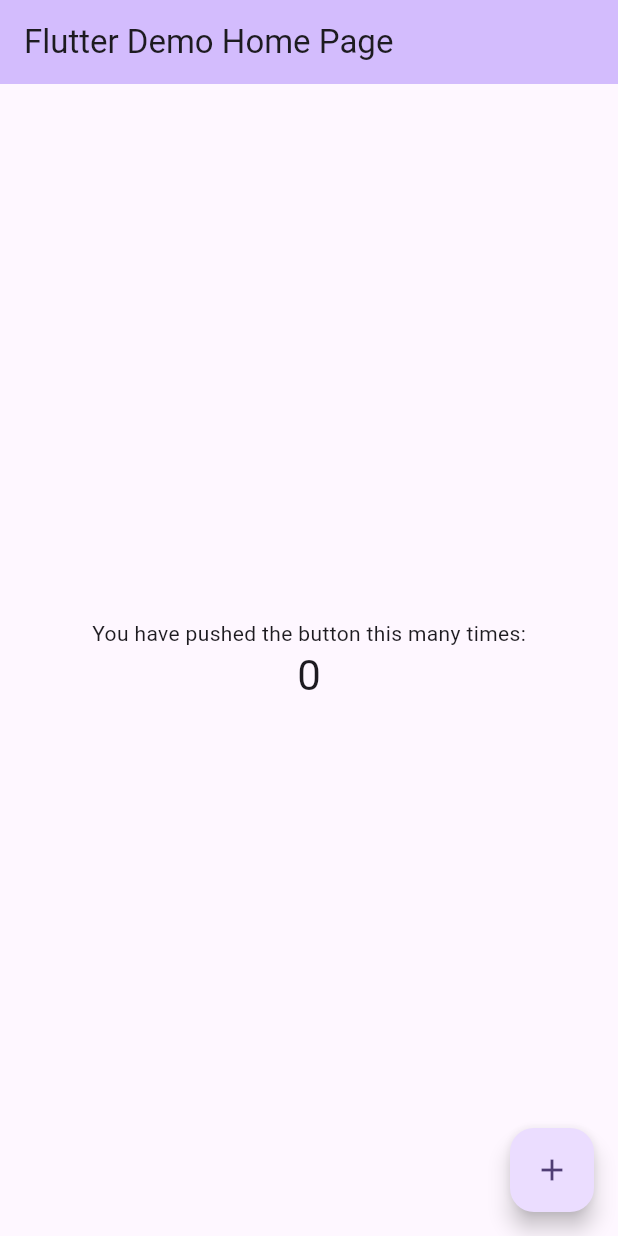
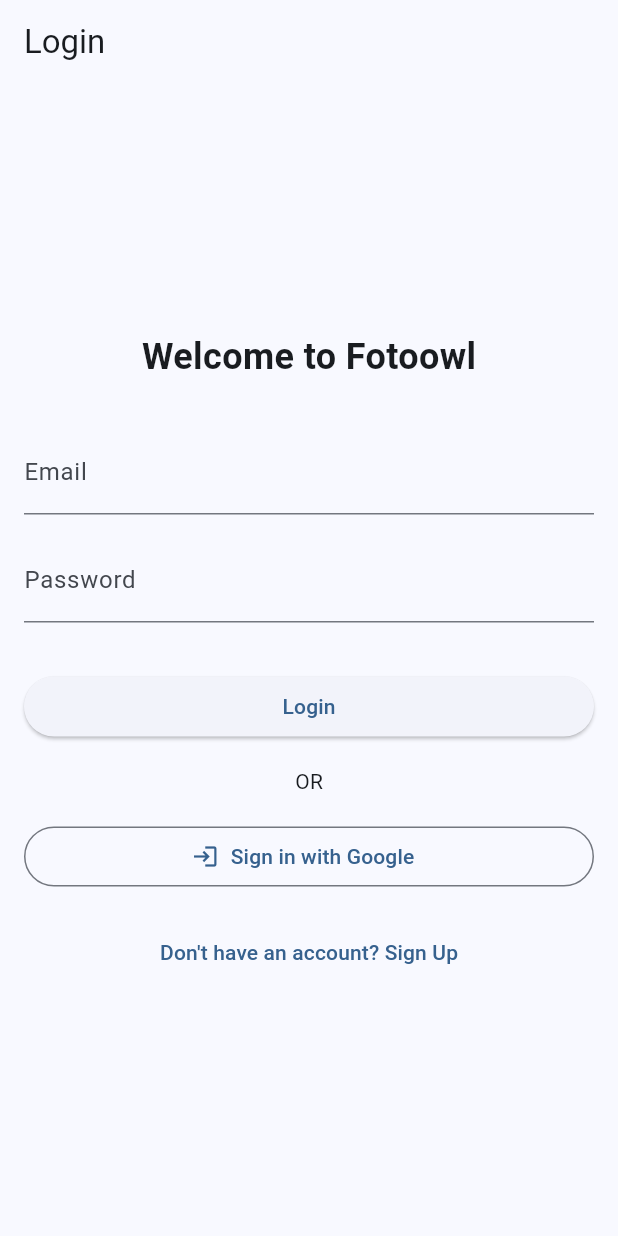
Before and after one commit to Koustav009/Kaptur, a Flutter app: the screen it shows after launch, on a phone screen of 412 x 824 dp. Run offline on Flutter 3.47's test engine with Material 3 defaults, Android fonts, the phone set to English and light mode, and no system bars; our stand-ins replace flutter_secure_storage, get, google_sign_in.

Commit message:
feat: initialize project structure with GetX state management and authentication services

```diff
--- /dev/null
+++ b/lib/controllers/auth_controller.dart
@@ -0,0 +1,125 @@
+import 'dart:convert';
+import 'package:fotoowlclone/services/auth_service.dart';
+import 'package:flutter_secure_storage/flutter_secure_storage.dart';
+import 'package:get/get.dart';
+import 'package:google_sign_in/google_sign_in.dart';
+
+/// AuthController manages the state of the user's login.
+/// It uses 'GetxController' so we can access it from anywhere in the app.
+class AuthController extends GetxController {
+  // Tools we need
+  final AuthService _authService = AuthService();
+  final FlutterSecureStorage _storage = const FlutterSecureStorage();
+  final GoogleSignIn _googleSignIn = GoogleSignIn(scopes: ['email']);
+
+  // Reactive variables (obs) - when these change, the UI updates automatically!
+  var isLoading = false.obs;
+  var isLoggedIn = false.obs;
+  var userToken = "".obs;
+
+  @override
+  void onInit() {
+    super.onInit();
+    // Check if the user is already logged in when the app starts.
+    checkLoginStatus();
+  }
+
+  /// Checks if a token exists in the secure storage.
+  void checkLoginStatus() async {
+    String? token = await _storage.read(key: "jwt_token");
+    if (token != null) {
+      userToken.value = token;
+      isLoggedIn.value = true;
+    }
+  }
+
+  /// Handles standard Email/Password Login.
+  Future<void> login(String email, String password) async {
+    try {
+      isLoading.value = true;
+      var response = await _authService.login(email, password);
+
+      if (response.statusCode == 200) {
+        var data = jsonDecode(response.body);
+        String token = data['accessToken'];
+
+        // Save token securely and update state.
+        await _storage.write(key: "jwt_token", value: token);
+        userToken.value = token;
+        isLoggedIn.value = true;
+
+        Get.snackbar("Success", "Login Successful!");
+        Get.offAllNamed('/home'); // Go to Home and remove all previous screens.
+      } else {
+        Get.snackbar("Error", "Invalid credentials. Please try again.");
+      }
+    } catch (e) {
+      Get.snackbar("Error", "Something went wrong. Please check your connection.");
+    } finally {
+      isLoading.value = false;
+    }
+  }
+
+  /// Handles Email/Password Registration.
+  Future<void> register(String name, String email, String password) async {
+    try {
+      isLoading.value = true;
+      var response = await _authService.register(name, email, password);
+
+      if (response.statusCode == 200) {
+        Get.snackbar("Success", "Account created! Please login.");
+        Get.toNamed('/login');
+      } else {
+        Get.snackbar("Error", response.body);
+      }
+    } catch (e) {
+      Get.snackbar("Error", "Could not create account.");
+    } finally {
+      isLoading.value = false;
+    }
+  }
+
+  /// Handles Native Google Sign In.
+  Future<void> signInWithGoogle() async {
+    try {
+      isLoading.value = true;
+      // 1. Trigger Google Sign In flow on the phone.
+      final GoogleSignInAccount? googleUser = await _googleSignIn.signIn();
+
+      if (googleUser != null) {
+        // 2. Send the user's Google info to our backend.
+        var response = await _authService.googleLogin(
+          name: googleUser.displayName ?? "",
+          email: googleUser.email,
+          id: googleUser.id,
+          photoUrl: googleUser.photoUrl,
+        );
+
+        if (response.statusCode == 200) {
+          var data = jsonDecode(response.body);
+          String token = data['accessToken'];
+
+          await _storage.write(key: "jwt_token", value: token);
+          userToken.value = token;
+          isLoggedIn.value = true;
+
+          Get.snackbar("Success", "Google Login Successful!");
+          Get.offAllNamed('/home');
+        }
+      }
+    } catch (e) {
+      Get.snackbar("Error", "Google Sign In failed.");
+    } finally {
+      isLoading.value = false;
+    }
+  }
+
+  /// Logs the user out.
+  void logout() async {
+    await _storage.delete(key: "jwt_token");
+    await _googleSignIn.signOut();
+    userToken.value = "";
+    isLoggedIn.value = false;
+    Get.offAllNamed('/login');
+  }
+}
--- a/lib/main.dart
+++ b/lib/main.dart
@@ -1,122 +1,37 @@
 import 'package:flutter/material.dart';
+import 'package:fotoowlclone/controllers/auth_controller.dart';
+import 'package:fotoowlclone/views/home_screen.dart';
+import 'package:fotoowlclone/views/login_screen.dart';
+import 'package:fotoowlclone/views/signup_screen.dart';
+import 'package:get/get.dart';
 
 void main() {
+  // 1. We put the AuthController into Get's memory so it's ready to use.
+  Get.put(AuthController());
+
   runApp(const MyApp());
 }
 
 class MyApp extends StatelessWidget {
   const MyApp({super.key});
 
-  // This widget is the root of your application.
   @override
   Widget build(BuildContext context) {
-    return MaterialApp(
-      title: 'Flutter Demo',
+    // 2. We use GetMaterialApp to enable GetX routing and features.
+    return GetMaterialApp(
+      title: 'Fotoowl Clone',
+      debugShowCheckedModeBanner: false,
       theme: ThemeData(
-        // This is the theme of your application.
-        //
-        // TRY THIS: Try running your application with "flutter run". You'll see
-        // the application has a purple toolbar. Then, without quitting the app,
-        // try changing the seedColor in the colorScheme below to Colors.green
-        // and then invoke "hot reload" (save your changes or press the "hot
-        // reload" button in a Flutter-supported IDE, or press "r" if you used
-        // the command line to start the app).
-        //
-        // Notice that the counter didn't reset back to zero; the application
-        // state is not lost during the reload. To reset the state, use hot
-        // restart instead.
-        //
-        // This works for code too, not just values: Most code changes can be
-        // tested with just a hot reload.
-        colorScheme: ColorScheme.fromSeed(seedColor: Colors.deepPurple),
+        colorScheme: ColorScheme.fromSeed(seedColor: Colors.blue),
+        useMaterial3: true, // Use modern Material 3 design.
       ),
-      home: const MyHomePage(title: 'Flutter Demo Home Page'),
+      // 3. Define the routes (URLs) for our screens.
+      initialRoute: '/login',
+      getPages: [
+        GetPage(name: '/login', page: () => LoginScreen()),
+        GetPage(name: '/signup', page: () => SignupScreen()),
+        GetPage(name: '/home', page: () => HomeScreen()),
+      ],
     );
   }
 }
-
-class MyHomePage extends StatefulWidget {
-  const MyHomePage({super.key, required this.title});
-
-  // This widget is the home page of your application. It is stateful, meaning
-  // that it has a State object (defined below) that contains fields that affect
-  // how it looks.
-
-  // This class is the configuration for the state. It holds the values (in this
-  // case the title) provided by the parent (in this case the App widget) and
-  // used by the build method of the State. Fields in a Widget subclass are
-  // always marked "final".
-
-  final String title;
-
-  @override
-  State<MyHomePage> createState() => _MyHomePageState();
-}
-
-class _MyHomePageState extends State<MyHomePage> {
-  int _counter = 0;
-
-  void _incrementCounter() {
-    setState(() {
-      // This call to setState tells the Flutter framework that something has
-      // changed in this State, which causes it to rerun the build method below
-      // so that the display can reflect the updated values. If we changed
-      // _counter without calling setState(), then the build method would not be
-      // called again, and so nothing would appear to happen.
-      _counter++;
-    });
-  }
-
-  @override
-  Widget build(BuildContext context) {
-    // This method is rerun every time setState is called, for instance as done
-    // by the _incrementCounter method above.
-    //
-    // The Flutter framework has been optimized to make rerunning build methods
-    // fast, so that you can just rebuild anything that needs updating rather
-    // than having to individually change instances of widgets.
-    return Scaffold(
-      appBar: AppBar(
-        // TRY THIS: Try changing the color here to a specific color (to
-        // Colors.amber, perhaps?) and trigger a hot reload to see the AppBar
-        // change color while the other colors stay the same.
-        backgroundColor: Theme.of(context).colorScheme.inversePrimary,
-        // Here we take the value from the MyHomePage object that was created by
-        // the App.build method, and use it to set our appbar title.
-        title: Text(widget.title),
-      ),
-      body: Center(
-        // Center is a layout widget. It takes a single child and positions it
-        // in the middle of the parent.
-        child: Column(
-          // Column is also a layout widget. It takes a list of children and
-          // arranges them vertically. By default, it sizes itself to fit its
-          // children horizontally, and tries to be as tall as its parent.
-          //
-          // Column has various properties to control how it sizes itself and
-          // how it positions its children. Here we use mainAxisAlignment to
-          // center the children vertically; the main axis here is the vertical
-          // axis because Columns are vertical (the cross axis would be
-          // horizontal).
-          //
-          // TRY THIS: Invoke "debug painting" (choose the "Toggle Debug Paint"
-          // action in the IDE, or press "p" in the console), to see the
-          // wireframe for each widget.
-          mainAxisAlignment: MainAxisAlignment.center,
-          children: <Widget>[
-            const Text('You have pushed the button this many times:'),
-            Text(
-              '$_counter',
-              style: Theme.of(context).textTheme.headlineMedium,
-            ),
-          ],
-        ),
-      ),
-      floatingActionButton: FloatingActionButton(
-        onPressed: _incrementCounter,
-        tooltip: 'Increment',
-        child: const Icon(Icons.add),
-      ), // This trailing comma makes auto-formatting nicer for build methods.
-    );
-  }
-}
--- /dev/null
+++ b/lib/services/auth_service.dart
@@ -0,0 +1,56 @@
+import 'dart:convert';
+import 'package:http/http.dart' as http;
+
+/// This service handles all the network requests to our Spring Boot Backend.
+/// We use the 'http' package to send POST requests.
+class AuthService {
+  // Use 10.0.2.2 for Android Emulator to reach your local machine's localhost.
+  static const String baseUrl = "http://10.0.2.2:8080/auth";
+
+  /// Sends login credentials to the backend.
+  Future<http.Response> login(String email, String password) async {
+    final response = await http.post(
+      Uri.parse('$baseUrl/login'),
+      headers: {'Content-Type': 'application/json'},
+      body: jsonEncode({
+        'email': email,
+        'password': password,
+      }),
+    );
+    return response;
+  }
+
+  /// Sends registration data to the backend.
+  Future<http.Response> register(String name, String email, String password) async {
+    final response = await http.post(
+      Uri.parse('$baseUrl/register'),
+      headers: {'Content-Type': 'application/json'},
+      body: jsonEncode({
+        'name': name,
+        'email': email,
+        'password': password,
+      }),
+    );
+    return response;
+  }
+
+  /// Sends Google User data to our backend to get a JWT.
+  Future<http.Response> googleLogin({
+    required String name,
+    required String email,
+    required String id,
+    String? photoUrl,
+  }) async {
+    final response = await http.post(
+      Uri.parse('$baseUrl/google'),
+      headers: {'Content-Type': 'application/json'},
+      body: jsonEncode({
+        'name': name,
+        'email': email,
+        'id': id,
+        'photoUrl': photoUrl,
+      }),
+    );
+    return response;
+  }
+}
--- /dev/null
+++ b/lib/views/login_screen.dart
@@ -0,0 +1,82 @@
+import 'package:flutter/material.dart';
+import 'package:fotoowlclone/controllers/auth_controller.dart';
+import 'package:get/get.dart';
+
+/// The Screen where users can log in with email/password or Google.
+class LoginScreen extends StatelessWidget {
+  // We use Get.find to get our AuthController instance.
+  final AuthController _authController = Get.find<AuthController>();
+
+  // Controllers for the text input fields.
+  final TextEditingController emailController = TextEditingController();
+  final TextEditingController passwordController = TextEditingController();
+
+  LoginScreen({super.key});
+
+  @override
+  Widget build(BuildContext context) {
+    return Scaffold(
+      appBar: AppBar(title: const Text("Login")),
+      body: Padding(
+        padding: const EdgeInsets.all(16.0),
+        child: Column(
+          mainAxisAlignment: MainAxisAlignment.center,
+          children: [
+            const Text(
+              "Welcome to Fotoowl",
+              style: TextStyle(fontSize: 24, fontWeight: FontWeight.bold),
+            ),
+            const SizedBox(height: 32),
+            TextField(
+              controller: emailController,
+              decoration: const InputDecoration(labelText: "Email"),
+            ),
+            const SizedBox(height: 16),
+            TextField(
+              controller: passwordController,
+              decoration: const InputDecoration(labelText: "Password"),
+              obscureText: true, // Hides the password
+            ),
+            const SizedBox(height: 32),
+
+            // Obx makes the button reactive. It listens to isLoading variable.
+            Obx(() => _authController.isLoading.value
+                ? const CircularProgressIndicator()
+                : SizedBox(
+                    width: double.infinity,
+                    child: ElevatedButton(
+                      onPressed: () {
+                        _authController.login(
+                          emailController.text.trim(),
+                          passwordController.text.trim(),
+                        );
+                      },
+                      child: const Text("Login"),
+                    ),
+                  )),
+
+            const SizedBox(height: 16),
+            const Text("OR"),
+            const SizedBox(height: 16),
+
+            // Google Login Button
+            SizedBox(
+              width: double.infinity,
+              child: OutlinedButton.icon(
+                icon: const Icon(Icons.login),
+                label: const Text("Sign in with Google"),
+                onPressed: () => _authController.signInWithGoogle(),
+              ),
+            ),
+
+            const SizedBox(height: 16),
+            TextButton(
+              onPressed: () => Get.toNamed('/signup'),
+              child: const Text("Don't have an account? Sign Up"),
+            ),
+          ],
+        ),
+      ),
+    );
+  }
+}
```
Also changed, not shown: lib/views/home_screen.dart (added, +46 -0 lines), lib/views/signup_screen.dart (added, +74 -0 lines), pubspec.yaml (+12 -0 lines), pubspec.lock, 6 other files.
